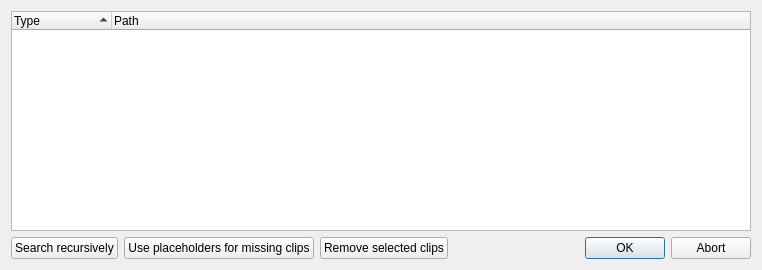
KDE/kdenlive, file src/widgets/missingclips_ui.ui: the form before one commit.
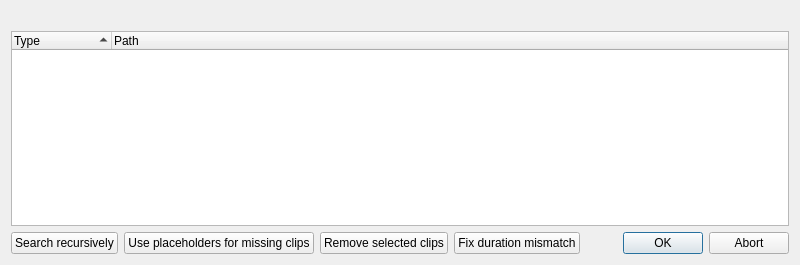
The form after the commit.

Commit message: Check for clip duration mismatch on project opening

```diff
--- a/src/widgets/missingclips_ui.ui
+++ b/src/widgets/missingclips_ui.ui
@@ -6,15 +6,22 @@
    <rect>
     <x>0</x>
     <y>0</y>
-    <width>762</width>
-    <height>270</height>
+    <width>800</width>
+    <height>265</height>
    </rect>
   </property>
   <property name="windowTitle">
    <string>Missing clips</string>
   </property>
   <layout class="QGridLayout" name="gridLayout">
-   <item row="0" column="0" colspan="4">
+   <item row="0" column="0" colspan="5">
+    <widget class="QLabel" name="infoLabel">
+     <property name="text">
+      <string/>
+     </property>
+    </widget>
+   </item>
+   <item row="1" column="0" colspan="5">
     <widget class="QTreeWidget" name="treeWidget">
      <property name="alternatingRowColors">
       <bool>true</bool>
@@ -58,6 +65,13 @@
     </widget>
    </item>
    <item row="2" column="3">
+    <widget class="QPushButton" name="fixDuration">
+     <property name="text">
+      <string>Fix duration mismatch</string>
+     </property>
+    </widget>
+   </item>
+   <item row="2" column="4">
     <widget class="QDialogButtonBox" name="buttonBox">
      <property name="orientation">
       <enum>Qt::Horizontal</enum>
```
Left out of the diff: 19 changed lines with no effect on the pictures. The commit also changes 5 other files.
